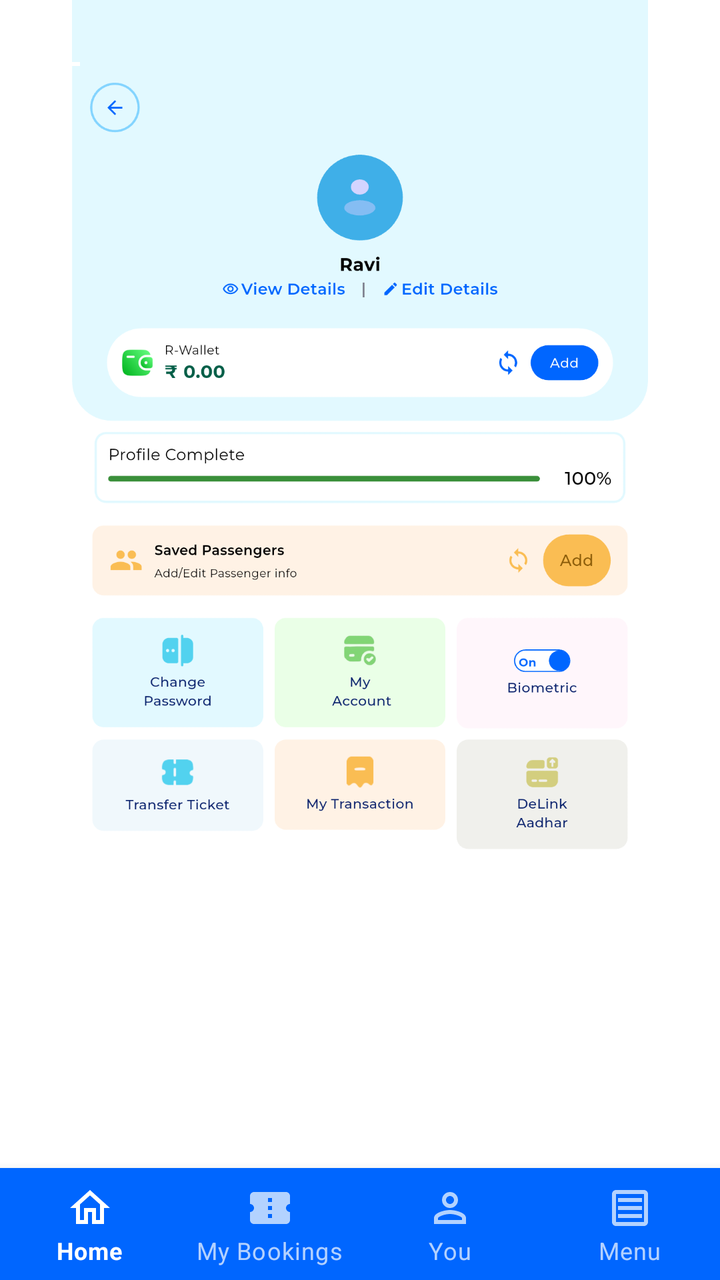
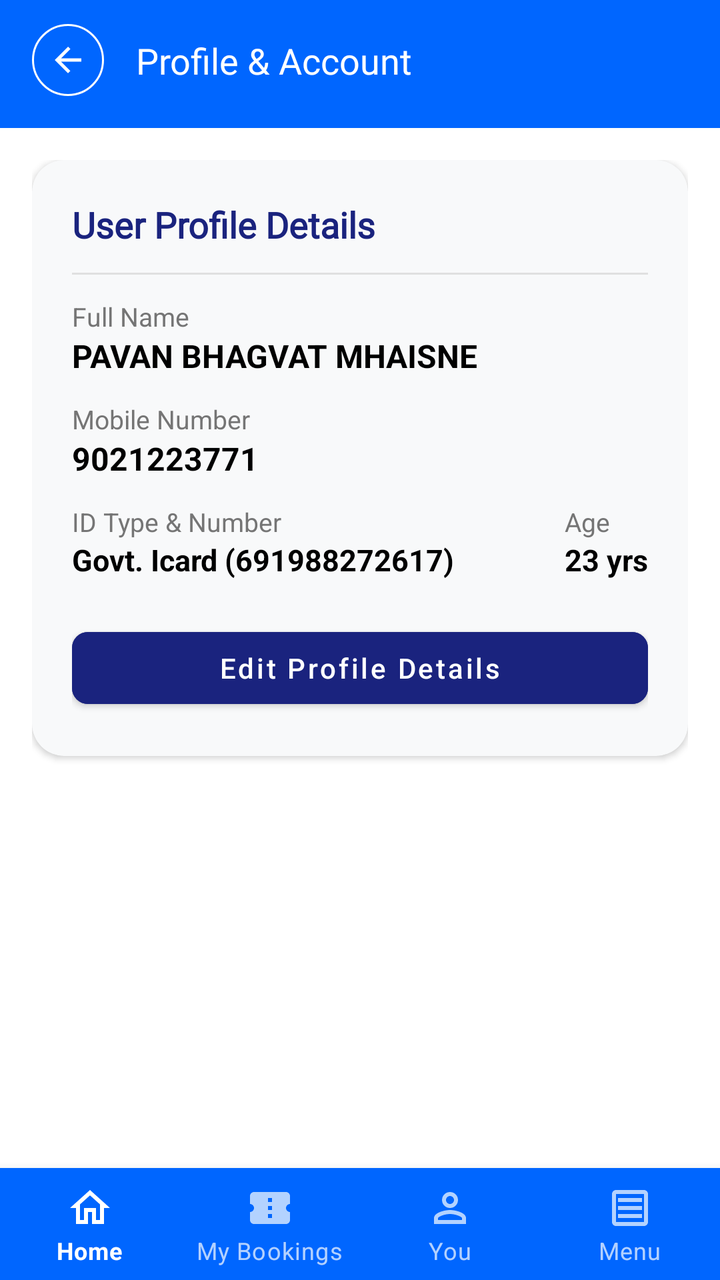

Before-and-after screenshots of an Android layout around one commit, followed by the original layout XML and the change that was made.
<!-- AndroidManifest.xml: activity theme Theme.RailOne -->
<!-- res/layout/activity_you.xml -->
<?xml version="1.0" encoding="utf-8"?>
<androidx.constraintlayout.widget.ConstraintLayout xmlns:android="http://schemas.android.com/apk/res/android"
    xmlns:app="http://schemas.android.com/apk/res-auto"
    xmlns:tools="http://schemas.android.com/tools"
    android:layout_width="match_parent"
    android:layout_height="match_parent"
    android:background="@color/white"
    tools:context=".YouActivity">

    <ImageView
        android:id="@+id/iv_you_menu"
        android:layout_width="match_parent"
        android:layout_height="match_parent"
        android:scaleType="fitCenter"
        android:src="@drawable/you_menu"
        android:contentDescription="You Menu Layout" />

    <ImageView
        android:id="@+id/btn_back"
        android:layout_width="48dp"
        android:layout_height="48dp"
        android:layout_marginStart="8dp"
        android:layout_marginTop="8dp"
        android:padding="12dp"
        android:src="@drawable/ic_back_arrow"
        app:layout_constraintStart_toStartOf="parent"
        app:layout_constraintTop_toTopOf="parent"
        app:tint="@color/white" />

    <com.google.android.material.bottomnavigation.BottomNavigationView
        android:id="@+id/bottomNavigation"
        android:layout_width="match_parent"
        android:layout_height="wrap_content"
        android:background="#0066ff"
        app:itemIconTint="@color/nav_item_color"
        app:itemTextColor="@color/nav_item_color"
        app:labelVisibilityMode="labeled"
        app:layout_constraintBottom_toBottomOf="parent"
        app:menu="@menu/bottom_nav_menu" />

</androidx.constraintlayout.widget.ConstraintLayout>
<!-- resources referenced by this layout -->
<resources>
  <color name="white">#FFFFFFFF</color>
  <!-- drawable ic_back_arrow (drawable) -->
  <vector xmlns:android="http://schemas.android.com/apk/res/android"
      android:width="24dp"
      android:height="24dp"
      android:viewportWidth="24"
      android:viewportHeight="24">
    <path
        android:fillColor="#000000"
        android:pathData="M20,11H7.83l5.59,-5.59L12,4l-8,8 8,8 1.41,-1.41L7.83,13H20v-2z"/>
  </vector>
  <!-- drawable you_menu: png bitmap (drawable, 105599 bytes) -->
  <style name="Theme.RailOne" parent="Theme.MaterialComponents.DayNight.NoActionBar">
          
          <item name="colorPrimary">@color/blue_primary</item>
          <item name="colorPrimaryVariant">@color/white</item>
          <item name="colorOnPrimary">@color/white</item>
          
          <item name="colorSecondary">@color/teal_200</item>
          <item name="colorSecondaryVariant">@color/teal_700</item>
          <item name="colorOnSecondary">@color/black</item>
          
          <item name="android:statusBarColor">@color/white</item>
          <item name="android:windowLightStatusBar">true</item>
          
      </style>
  <color name="blue_primary">#1A237E</color>
  <color name="teal_200">#FF03DAC5</color>
  <color name="teal_700">#FF018786</color>
  <color name="black">#000000</color>
</resources>

<!-- the commit's change to res/layout/activity_you.xml (unified diff, before → after) -->
@@ -7,25 +7,192 @@
     android:background="@color/white"
     tools:context=".YouActivity">
 
-    <ImageView
-        android:id="@+id/iv_you_menu"
+    
+    <androidx.constraintlayout.widget.ConstraintLayout
+        android:id="@+id/topBar"
         android:layout_width="match_parent"
-        android:layout_height="match_parent"
-        android:scaleType="fitCenter"
-        android:src="@drawable/you_menu"
-        android:contentDescription="You Menu Layout" />
-
-    <ImageView
-        android:id="@+id/btn_back"
-        android:layout_width="48dp"
-        android:layout_height="48dp"
-        android:layout_marginStart="8dp"
-        android:layout_marginTop="8dp"
-        android:padding="12dp"
-        android:src="@drawable/ic_back_arrow"
-        app:layout_constraintStart_toStartOf="parent"
-        app:layout_constraintTop_toTopOf="parent"
-        app:tint="@color/white" />
+        android:layout_height="wrap_content"
+        android:background="@color/blue_action_bar"
+        android:paddingStart="16dp"
+        android:paddingTop="12dp"
+        android:paddingEnd="16dp"
+        android:paddingBottom="16dp"
+        app:layout_constraintTop_toTopOf="parent">
+
+        <ImageView
+            android:id="@+id/btn_back"
+            android:layout_width="36dp"
+            android:layout_height="36dp"
+            android:background="@drawable/bg_circle_outline"
+            android:padding="8dp"
+            android:src="@drawable/ic_back_arrow"
+            app:layout_constraintBottom_toBottomOf="parent"
+            app:layout_constraintStart_toStartOf="parent"
+            app:layout_constraintTop_toTopOf="parent"
+            app:tint="@color/white" />
+
+        <TextView
+            android:layout_width="wrap_content"
+            android:layout_height="wrap_content"
+            android:layout_marginStart="16dp"
+            android:fontFamily="@font/montserrat_bold"
+            android:text="Profile &amp; Account"
+            android:textColor="@color/white"
+            android:textSize="18sp"
+            app:layout_constraintBottom_toBottomOf="@+id/btn_back"
+            app:layout_constraintStart_toEndOf="@+id/btn_back"
+            app:layout_constraintTop_toTopOf="@+id/btn_back" />
+
+    </androidx.constraintlayout.widget.ConstraintLayout>
+
+    <ScrollView
+        android:layout_width="match_parent"
+        android:layout_height="0dp"
+        android:fillViewport="true"
+        app:layout_constraintBottom_toTopOf="@+id/bottomNavigation"
+        app:layout_constraintTop_toBottomOf="@+id/topBar">
+
+        <LinearLayout
+            android:layout_width="match_parent"
+            android:layout_height="wrap_content"
+            android:orientation="vertical"
+            android:padding="16dp">
+
+            
+            <androidx.cardview.widget.CardView
+                android:layout_width="match_parent"
+                android:layout_height="wrap_content"
+                app:cardCornerRadius="16dp"
+                app:cardElevation="2dp"
+                app:cardBackgroundColor="#F8F9FA">
+
+                <LinearLayout
+                    android:layout_width="match_parent"
+                    android:layout_height="wrap_content"
+                    android:orientation="vertical"
+                    android:padding="20dp">
+
+                    <TextView
+                        android:layout_width="wrap_content"
+                        android:layout_height="wrap_content"
+                        android:fontFamily="@font/montserrat_bold"
+                        android:text="User Profile Details"
+                        android:textColor="@color/blue_primary"
+                        android:textSize="18sp"
+                        android:textStyle="bold" />
+
+                    <View
+                        android:layout_width="match_parent"
+                        android:layout_height="1dp"
+                        android:layout_marginTop="12dp"
+                        android:layout_marginBottom="12dp"
+                        android:background="#E0E0E0" />
+
+                    <TextView
+                        android:layout_width="wrap_content"
+                        android:layout_height="wrap_content"
+                        android:text="Full Name"
+                        android:textColor="@color/gray_text"
+                        android:textSize="13sp" />
+
+                    <TextView
+                        android:id="@+id/tv_profile_name"
+                        android:layout_width="wrap_content"
+                        android:layout_height="wrap_content"
+                        android:text="PAVAN BHAGVAT MHAISNE"
+                        android:textColor="@color/black"
+                        android:textSize="16sp"
+                        android:textStyle="bold" />
+
+                    <TextView
+                        android:layout_width="wrap_content"
+                        android:layout_height="wrap_content"
+                        android:layout_marginTop="12dp"
+                        android:text="Mobile Number"
+                        android:textColor="@color/gray_text"
+                        android:textSize="13sp" />
+
+                    <TextView
+                        android:id="@+id/tv_profile_mobile"
+                        android:layout_width="wrap_content"
+                        android:layout_height="wrap_content"
+                        android:text="9021223771"
+                        android:textColor="@color/black"
+                        android:textSize="16sp"
+                        android:textStyle="bold" />
+
+                    <LinearLayout
+                        android:layout_width="match_parent"
+                        android:layout_height="wrap_content"
+                        android:layout_marginTop="12dp"
+                        android:baselineAligned="false"
+                        android:orientation="horizontal">
+
+                        <LinearLayout
+                            android:layout_width="0dp"
+                            android:layout_height="wrap_content"
+                            android:layout_weight="1"
+                            android:orientation="vertical">
+
+                            <TextView
+                                android:layout_width="wrap_content"
+                                android:layout_height="wrap_content"
+                                android:text="ID Type &amp; Number"
+                                android:textColor="@color/gray_text"
+                                android:textSize="13sp" />
+
+                            <TextView
+                                android:id="@+id/tv_profile_id"
+                                android:layout_width="wrap_content"
+                                android:layout_height="wrap_content"
+                                android:text="Govt. Icard (691988272617)"
+                                android:textColor="@color/black"
+                                android:textSize="15sp"
+                                android:textStyle="bold" />
+                        </LinearLayout>
+
+                        <LinearLayout
+                            android:layout_width="wrap_content"
+                            android:layout_height="wrap_content"
+                            android:orientation="vertical">
+
+                            <TextView
+                                android:layout_width="wrap_content"
+                                android:layout_height="wrap_content"
+                                android:text="Age"
+                                android:textColor="@color/gray_text"
+                                android:textSize="13sp" />
+
+                            <TextView
+                                android:id="@+id/tv_profile_age"
+                                android:layout_width="wrap_content"
+                                android:layout_height="wrap_content"
+                                android:text="23 yrs"
+                                android:textColor="@color/black"
+                                android:textSize="15sp"
+                                android:textStyle="bold" />
+                        </LinearLayout>
+
+                    </LinearLayout>
+
+                    <Button
+                        android:id="@+id/btn_edit_profile"
+                        android:layout_width="match_parent"
+                        android:layout_height="wrap_content"
+                        android:layout_marginTop="20dp"
+                        android:backgroundTint="@color/blue_primary"
+                        android:text="Edit Profile Details"
+                        android:textAllCaps="false"
+                        android:textColor="@color/white"
+                        app:cornerRadius="8dp" />
+
+                </LinearLayout>
+
+            </androidx.cardview.widget.CardView>
+
+        </LinearLayout>
+
+    </ScrollView>
 
     <com.google.android.material.bottomnavigation.BottomNavigationView
         android:id="@+id/bottomNavigation"
<!-- resource entries referenced after the edit -->
@@ -1,6 +1,14 @@
 <!-- resources referenced by this layout -->
 <resources>
   <color name="white">#FFFFFFFF</color>
+  <!-- drawable bg_circle_outline (drawable) -->
+  <?xml version="1.0" encoding="utf-8"?>
+  <shape xmlns:android="http://schemas.android.com/apk/res/android"
+      android:shape="oval">
+      <stroke
+          android:width="1dp"
+          android:color="@color/white" />
+  </shape>
   <!-- drawable ic_back_arrow (drawable) -->
   <vector xmlns:android="http://schemas.android.com/apk/res/android"
       android:width="24dp"
@@ -11,7 +19,6 @@
         android:fillColor="#000000"
         android:pathData="M20,11H7.83l5.59,-5.59L12,4l-8,8 8,8 1.41,-1.41L7.83,13H20v-2z"/>
   </vector>
-  <!-- drawable you_menu: png bitmap (drawable, 105599 bytes) -->
   <style name="Theme.RailOne" parent="Theme.MaterialComponents.DayNight.NoActionBar">
           
           <item name="colorPrimary">@color/blue_primary</item>
@@ -27,8 +34,10 @@
           
       </style>
   <color name="blue_primary">#1A237E</color>
+  <color name="gray_text">#757575</color>
   <color name="teal_200">#FF03DAC5</color>
   <color name="teal_700">#FF018786</color>
   <color name="black">#000000</color>
+  <color name="blue_action_bar">#0066ff</color>
 </resources>
 
